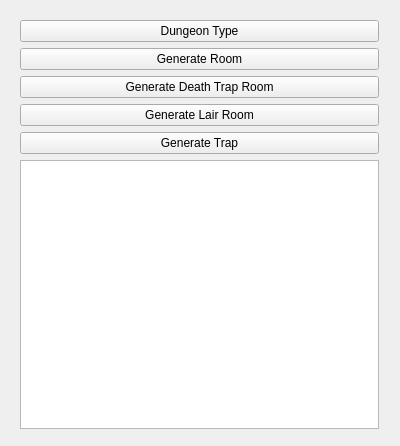
erickveil/UndermountainRooms, file mainwindow.ui: the form before one commit.
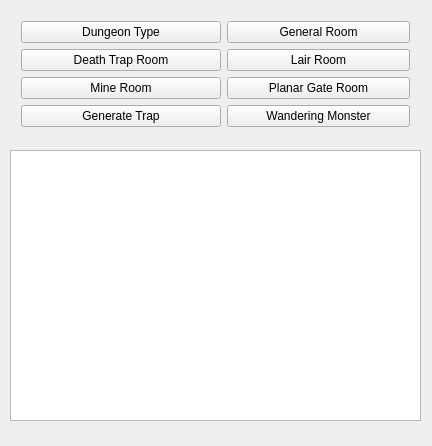
The form after the commit.

What changed in the file:
```diff
--- a/mainwindow.ui
+++ b/mainwindow.ui
@@ -6,7 +6,7 @@
    <rect>
     <x>0</x>
     <y>0</y>
-    <width>400</width>
+    <width>432</width>
     <height>446</height>
    </rect>
   </property>
@@ -17,53 +17,117 @@
    <widget class="QWidget" name="verticalLayoutWidget">
     <property name="geometry">
      <rect>
-      <x>9</x>
-      <y>9</y>
-      <width>381</width>
-      <height>431</height>
+      <x>10</x>
+      <y>10</y>
+      <width>411</width>
+      <height>131</height>
      </rect>
     </property>
-    <layout class="QVBoxLayout" name="verticalLayout">
-     <item>
-      <widget class="QPushButton" name="dunType">
-       <property name="text">
-        <string>Dungeon Type</string>
-       </property>
-      </widget>
-     </item>
-     <item>
+    <layout class="QFormLayout" name="formLayout_2">
+     <property name="sizeConstraint">
+      <enum>QLayout::SetDefaultConstraint</enum>
+     </property>
+     <property name="fieldGrowthPolicy">
+      <enum>QFormLayout::AllNonFixedFieldsGrow</enum>
+     </property>
+     <item row="0" column="1">
       <widget class="QPushButton" name="genRoom">
        <property name="text">
-        <string>Generate Room</string>
+        <string>General Room</string>
        </property>
       </widget>
      </item>
-     <item>
+     <item row="1" column="0">
       <widget class="QPushButton" name="genDeath">
+       <property name="minimumSize">
+        <size>
+         <width>200</width>
+         <height>0</height>
+        </size>
+       </property>
        <property name="text">
-        <string>Generate Death Trap Room</string>
+        <string>Death Trap Room</string>
        </property>
       </widget>
      </item>
-     <item>
+     <item row="1" column="1">
       <widget class="QPushButton" name="genLair">
        <property name="text">
-        <string>Generate Lair Room</string>
+        <string>Lair Room</string>
        </property>
       </widget>
      </item>
-     <item>
+     <item row="2" column="0">
+      <widget class="QPushButton" name="genMine">
+       <property name="minimumSize">
+        <size>
+         <width>200</width>
+         <height>0</height>
+        </size>
+       </property>
+       <property name="text">
+        <string>Mine Room</string>
+       </property>
+      </widget>
+     </item>
+     <item row="2" column="1">
+      <widget class="QPushButton" name="genGate">
+       <property name="text">
+        <string>Planar Gate Room</string>
+       </property>
+      </widget>
+     </item>
+     <item row="3" column="0">
       <widget class="QPushButton" name="genTrap">
+       <property name="minimumSize">
+        <size>
+         <width>200</width>
+         <height>0</height>
+        </size>
+       </property>
        <property name="text">
         <string>Generate Trap</string>
        </property>
       </widget>
      </item>
-     <item>
-      <widget class="QPlainTextEdit" name="resultArea"/>
+     <item row="0" column="0">
+      <widget class="QPushButton" name="dunType">
+       <property name="sizePolicy">
+        <sizepolicy hsizetype="Minimum" vsizetype="Fixed">
+         <horstretch>0</horstretch>
+         <verstretch>0</verstretch>
+        </sizepolicy>
+       </property>
+       <property name="minimumSize">
+        <size>
+         <width>200</width>
+         <height>0</height>
+        </size>
+       </property>
+       <property name="text">
+        <string>Dungeon Type</string>
+       </property>
+      </widget>
+     </item>
+     <item row="3" column="1">
+      <widget class="QPushButton" name="wanderingMonster">
+       <property name="text">
+        <string>Wandering Monster</string>
+       </property>
+      </widget>
      </item>
     </layout>
    </widget>
+   <widget class="QPlainTextEdit" name="resultArea">
+    <property name="geometry">
+     <rect>
+      <x>10</x>
+      <y>150</y>
+      <width>411</width>
+      <height>271</height>
+     </rect>
+    </property>
+   </widget>
   </widget>
  </widget>
  <layoutdefault spacing="6" margin="11"/>
```
Left out of the diff: 2 changed lines with no effect on the pictures.
